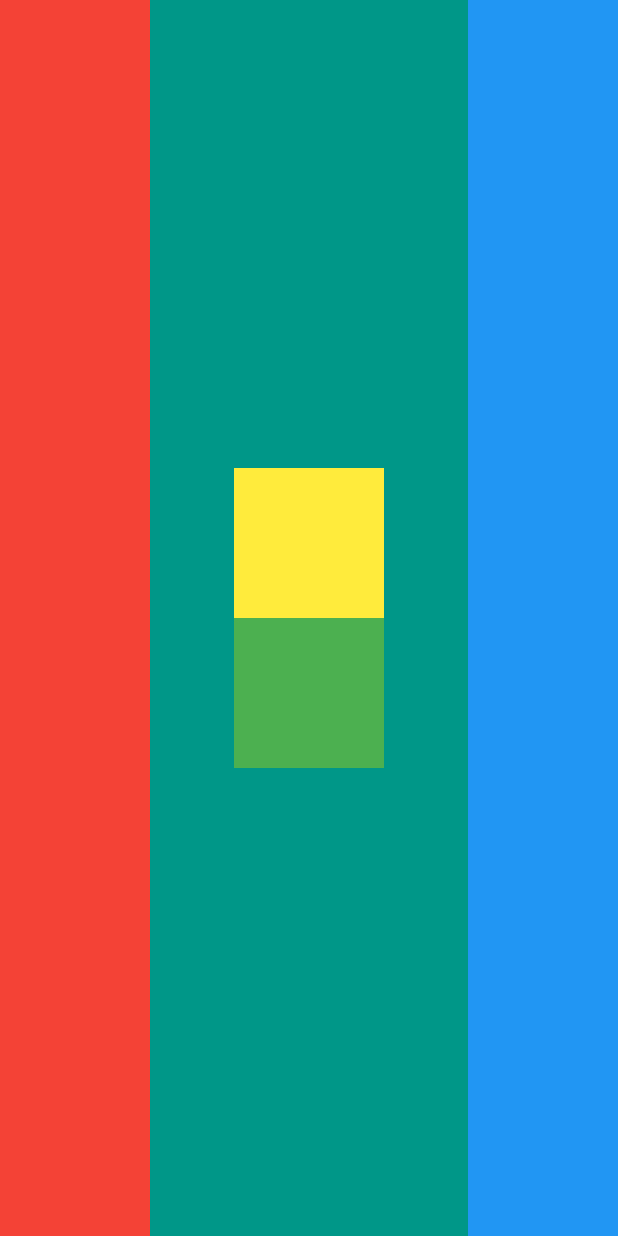
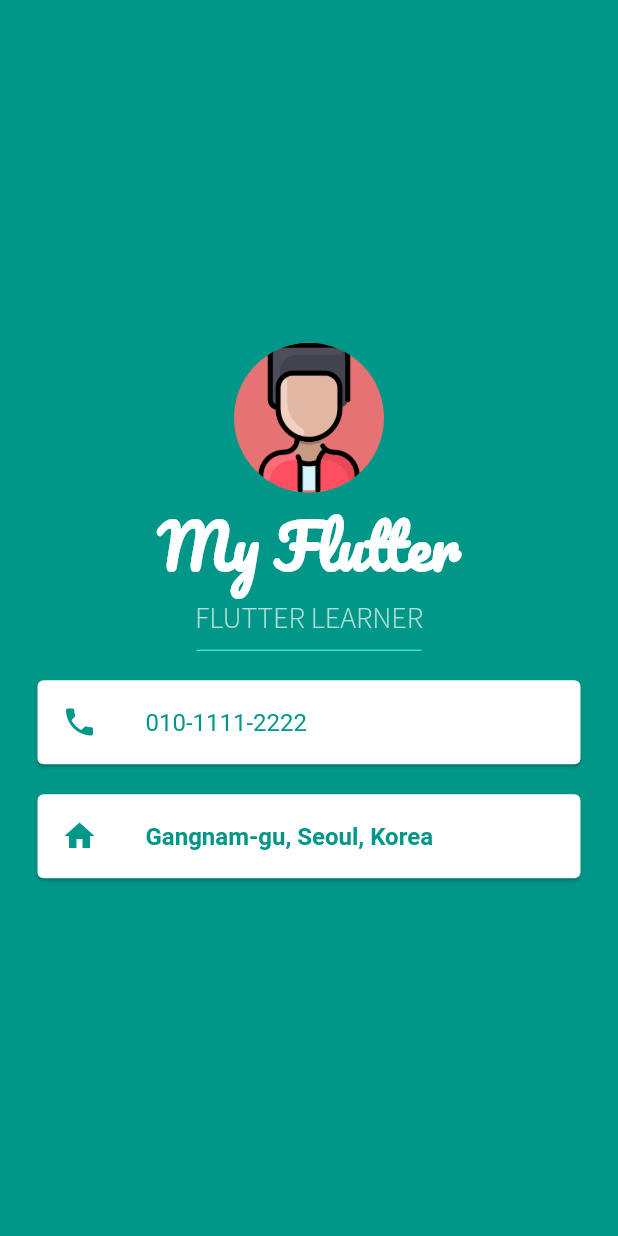
Before and after one commit to quavious/learn_flutter, a Flutter app: the screen it shows after launch, on a phone screen of 412 x 824 dp. Run offline on Flutter 3.47's test engine with Material 2 defaults, Android fonts, the phone set to English and light mode, and no system bars.

Commit message:
Make The Flutter Card
Use Card, Padding Class, and ListTile, Download Fonts, and Images, Edit Pubspec

```diff
--- a/lib/main.dart
+++ b/lib/main.dart
@@ -11,23 +11,66 @@ class MyApp extends StatelessWidget {
       home: Scaffold(
           backgroundColor: Colors.teal,
           body: SafeArea(
-            child: Row(
-              crossAxisAlignment: CrossAxisAlignment.stretch,
-              mainAxisAlignment: MainAxisAlignment.spaceBetween,
-              children: <Widget>[
-                Container(width: 100.0, color: Colors.red),
-                Column(
-                  mainAxisAlignment: MainAxisAlignment.center,
-                  children: [
-                    Container(
-                        width: 100.0, height: 100.0, color: Colors.yellow),
-                    Container(width: 100.0, height: 100.0, color: Colors.green),
-                  ],
+              child: Column(
+            mainAxisSize: MainAxisSize.max,
+            mainAxisAlignment: MainAxisAlignment.center,
+            crossAxisAlignment: CrossAxisAlignment.center,
+            children: <Widget>[
+              CircleAvatar(
+                radius: 50,
+                backgroundColor: Colors.red[300],
+                backgroundImage: AssetImage("images/face.png"),
+              ),
+              Text(
+                "My Flutter",
+                style: TextStyle(
+                  color: Colors.white,
+                  fontSize: 40.0,
+                  fontWeight: FontWeight.bold,
+                  fontFamily: "Pacifico",
                 ),
-                Container(width: 100.0, color: Colors.blue),
-              ],
-            ),
-          )),
+              ),
+              Text(
+                "Flutter Learner".toUpperCase(),
+                style: TextStyle(
+                  color: Colors.teal.shade100,
+                  fontSize: 20.0,
+                  fontWeight: FontWeight.w400,
+                  fontFamily: "SourceSansPro",
+                ),
+              ),
+              SizedBox(
+                  height: 20.0,
+                  width: 150.0,
+                  child: Divider(
+                    color: Colors.tealAccent,
+                  )),
+              Card(
+                  color: Colors.white,
+                  margin:
+                      EdgeInsets.symmetric(vertical: 10.0, horizontal: 25.0),
+                  child: ListTile(
+                      leading: Icon(
+                        Icons.phone,
+                        color: Colors.teal,
+                      ),
+                      title: Text("010-1111-2222",
+                          style: TextStyle(
+                            color: Colors.teal,
+                          )))),
+              Card(
+                  color: Colors.white,
+                  margin:
+                      EdgeInsets.symmetric(vertical: 10.0, horizontal: 25.0),
+                  child: ListTile(
+                      leading: Icon(Icons.home, color: Colors.teal),
+                      title: Text("Gangnam-gu, Seoul, Korea",
+                          style: TextStyle(
+                            color: Colors.teal,
+                            fontWeight: FontWeight.bold,
+                          ))))
+            ],
+          ))),
     );
   }
 }
```
Also changed, not shown: pubspec.yaml (+9 -18 lines), fonts/Pacifico-Regular.ttf (added), fonts/SourceSansPro-Light.ttf (added), images/face.png (added).
